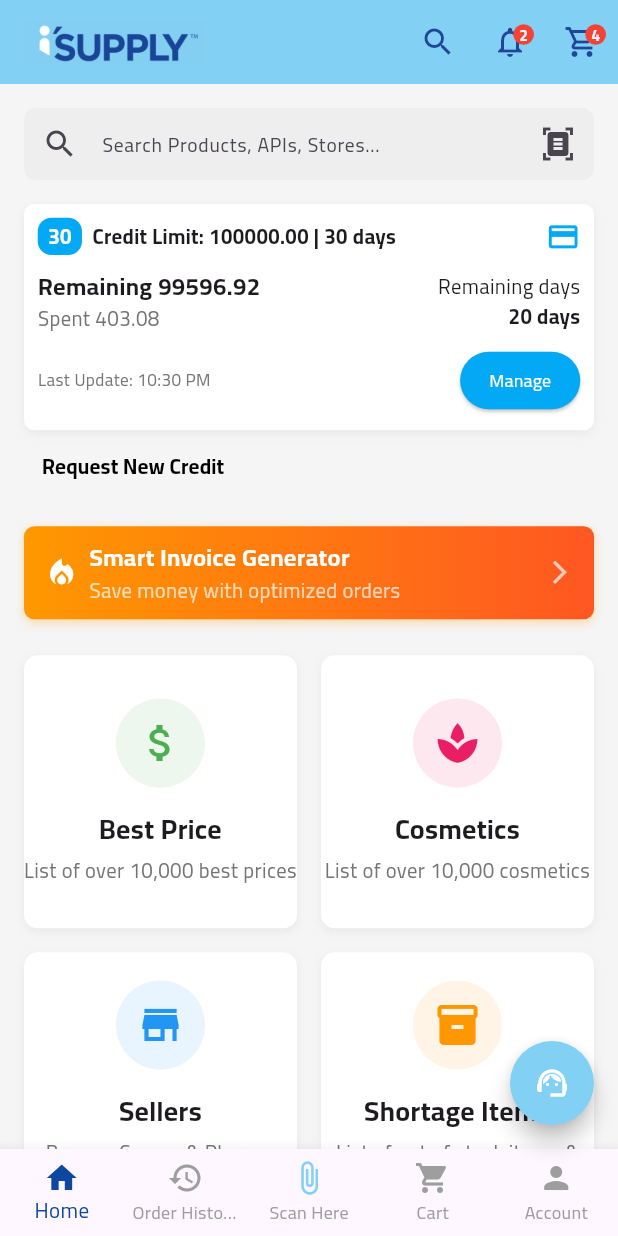
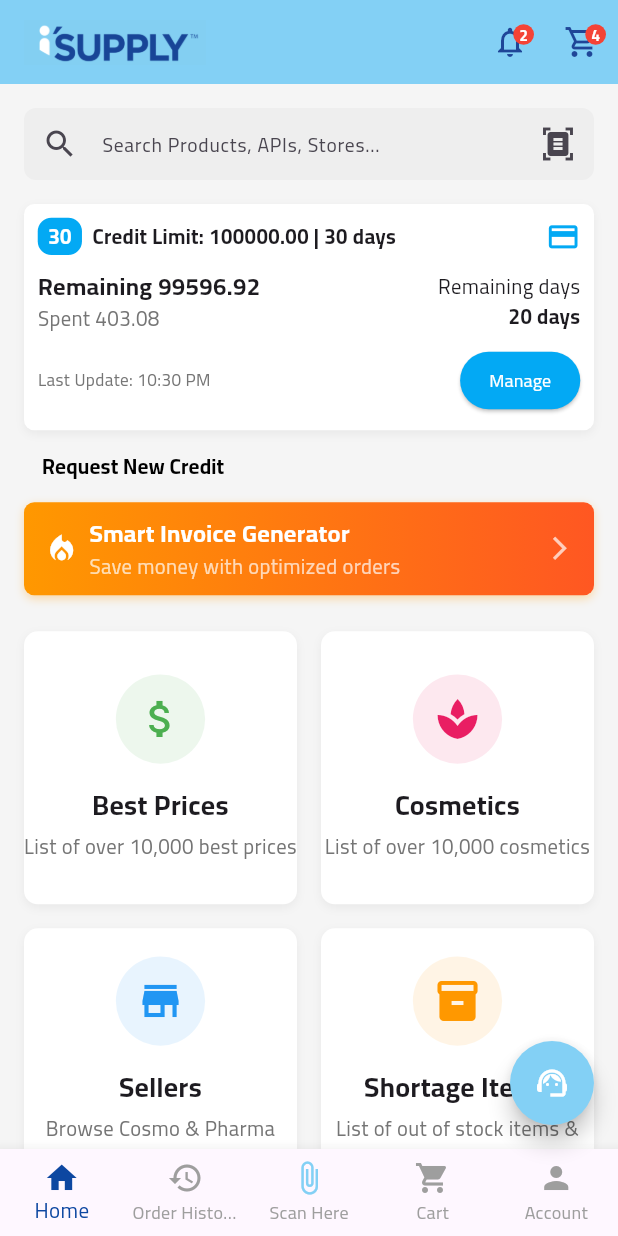
Before and after one commit to 3lyanz/isupply-hackathon-uiux, a Flutter app: the screen it shows after launch, on a phone screen of 412 x 824 dp. Run offline on Flutter 3.47's test engine with Material 3 defaults, Android fonts, the phone set to English and light mode, and no system bars; our stand-ins replace flutter_screenutil.

Commit message:
Initial commit for iSUPPLY Hackathon UI/UX submission

```diff
--- a/lib/home_screen.dart
+++ b/lib/home_screen.dart
@@ -26,7 +26,7 @@ class _HomeScreenState extends State<HomeScreen> {
         backgroundColor: const Color(0xFF83D0F5),
         elevation: 0,
         scrolledUnderElevation: 0,
-        title: _showSearchBar
+       /* title: _showSearchBar
             ? TextField(
                 autofocus: true,
                 style: TextStyle(fontSize: 13.sp),
@@ -47,8 +47,8 @@ class _HomeScreenState extends State<HomeScreen> {
                   // Handle search
                   Navigator.pushNamed(context, '/search', arguments: value);
                 },
-              )
-            : Align(
+              )*/
+            title : Align(
                 alignment: Alignment.centerLeft,
                 child: Padding(
                   padding: const EdgeInsets.only(left: 0.0),
@@ -66,7 +66,7 @@ class _HomeScreenState extends State<HomeScreen> {
                 ),
               ),
         actions: [
-          if (!_showSearchBar) ...[  // Only show these icons when search bar is hidden
+          /*if (!_showSearchBar) ...[  // Only show these icons when search bar is hidden
             IconButton(
               icon: const Icon(
                 Icons.search,
@@ -77,7 +77,7 @@ class _HomeScreenState extends State<HomeScreen> {
                   _showSearchBar = true;
                 });
               },
-            ),
+            ),*/
             Stack(
               alignment: Alignment.center,
               children: [
@@ -145,7 +145,6 @@ class _HomeScreenState extends State<HomeScreen> {
               ],
             ),
           ],
-        ],
       ),
       body: Container(
         // Add this Container with decoration for background image
@@ -223,7 +222,7 @@ class _HomeScreenState extends State<HomeScreen> {
                       ),),
                     ),
 
-                    const SizedBox(height: 16),
+
 
                     // Best Invoice Banner
                     const BestInvoiceWidget(),
@@ -239,7 +238,7 @@ class _HomeScreenState extends State<HomeScreen> {
                       physics: const NeverScrollableScrollPhysics(),
                       children: const [
                         FeatureCard(
-                          title: 'Best Price',
+                          title: 'Best Prices',
                           subtitle: 'List of over 10,000 best prices',
                           icon: Icons.attach_money,
                           iconColor: Color(0xFF4CAF50),
```
